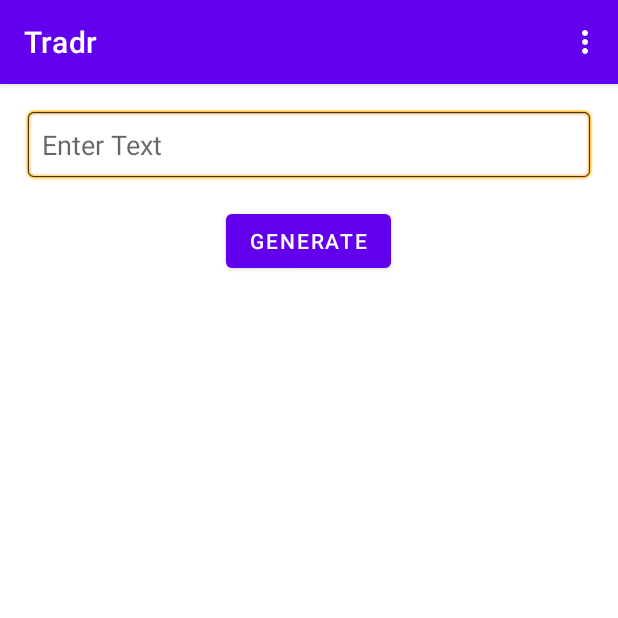
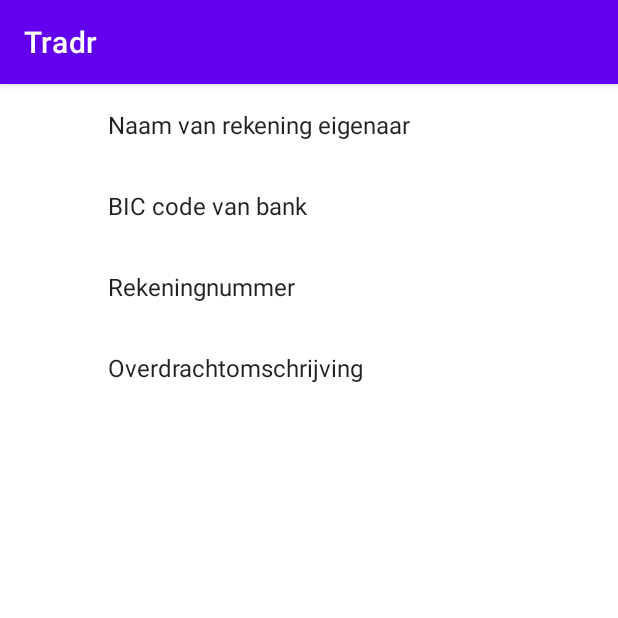
Before and after one commit to Pistrie/Tradr, an Android app: the screen it shows after launch (MainActivity before the commit, PreferencesActivity after it), in the options menu, after a tap on "Preferences", on a phone screen of 412 x 824 dp, the top half of it. Run offline under Robolectric (Android 15) with nearby library versions, the phone set to English and light mode, and no system bars; our stand-ins replace androidx.preference; libraries missing offline, so code that uses them is left out: com.journeyapps.barcodescanner; 3 statements that could not run were skipped.

Commit message:
now able to open a settings page and apply settings

```diff
--- a/app/build.gradle
+++ b/app/build.gradle
@@ -30,6 +30,7 @@ android {
 dependencies {
 
     implementation 'androidx.appcompat:appcompat:1.4.2'
+    implementation 'androidx.preference:preference:1.2.0'
     implementation 'com.google.android.material:material:1.6.1'
     implementation 'androidx.constraintlayout:constraintlayout:2.1.4'
     testImplementation 'junit:junit:4.13.2'
--- a/app/src/main/AndroidManifest.xml
+++ b/app/src/main/AndroidManifest.xml
@@ -14,6 +14,9 @@
         android:theme="@style/Theme.Tradr"
         tools:targetApi="31">
         <activity
+            android:name=".PreferencesActivity"
+            android:exported="false" />
+        <activity
             android:name=".MainActivity"
             android:exported="true">
             <intent-filter>
--- a/app/src/main/java/dev/yabs/tradr/MainActivity.java
+++ b/app/src/main/java/dev/yabs/tradr/MainActivity.java
@@ -1,6 +1,7 @@
 package dev.yabs.tradr;
 
 import android.content.Context;
+import android.content.Intent;
 import android.graphics.Bitmap;
 import android.os.Bundle;
 import android.util.Log;
@@ -10,7 +11,6 @@ import android.view.inputmethod.InputMethodManager;
 import android.widget.Button;
 import android.widget.EditText;
 import android.widget.ImageView;
-import android.widget.Toast;
 
 import androidx.annotation.NonNull;
 import androidx.appcompat.app.AppCompatActivity;
@@ -82,8 +82,7 @@ public class MainActivity extends AppCompatActivity {
         Log.d(TAG, "onOptionsItemSelected item clicked -> " + clickedItem);
 
         if (clickedItem == R.id.action_preferences) {
-//            startActivity(new Intent(this, PreferencesActivity.class));
-            Toast.makeText(MainActivity.this, "You clicked the preferences item", Toast.LENGTH_SHORT).show();
+            startActivity(new Intent(this, PreferencesActivity.class));
 
             return true;
         }
--- /dev/null
+++ b/app/src/main/java/dev/yabs/tradr/PreferencesActivity.java
@@ -0,0 +1,17 @@
+package dev.yabs.tradr;
+
+import android.os.Bundle;
+
+import androidx.appcompat.app.AppCompatActivity;
+
+public class PreferencesActivity extends AppCompatActivity {
+
+    @Override
+    protected void onCreate(Bundle savedInstanceState) {
+        super.onCreate(savedInstanceState);
+        getSupportFragmentManager()
+                .beginTransaction()
+                .replace(android.R.id.content, new PreferencesFragment())
+                .commit();
+    }
+}
--- /dev/null
+++ b/app/src/main/java/dev/yabs/tradr/PreferencesFragment.java
@@ -0,0 +1,14 @@
+package dev.yabs.tradr;
+
+import android.os.Bundle;
+
+import androidx.annotation.Nullable;
+import androidx.preference.PreferenceFragmentCompat;
+
+public class PreferencesFragment extends PreferenceFragmentCompat {
+
+    @Override
+    public void onCreatePreferences(@Nullable Bundle savedInstanceState, @Nullable String rootKey) {
+        addPreferencesFromResource(R.xml.preferences);
+    }
+}
--- a/app/src/main/res/values-night/themes.xml
+++ b/app/src/main/res/values-night/themes.xml
@@ -1,4 +1,4 @@
-<resources xmlns:tools="http://schemas.android.com/tools">
+<resources>
     <!-- Base application theme. -->
     <style name="Theme.Tradr" parent="Theme.MaterialComponents.DayNight.DarkActionBar">
         <!-- Primary brand color. -->
@@ -10,7 +10,8 @@
         <item name="colorSecondaryVariant">@color/teal_200</item>
         <item name="colorOnSecondary">@color/black</item>
         <!-- Status bar color. -->
-        <item name="android:statusBarColor" tools:targetApi="l">?attr/colorPrimaryVariant</item>
+        <item name="android:statusBarColor">?attr/colorPrimaryVariant</item>
         <!-- Customize your theme here. -->
+        <item name="preferenceTheme">@style/PreferenceThemeOverlay.v14.Material</item>
     </style>
 </resources>
--- a/app/src/main/res/values/themes.xml
+++ b/app/src/main/res/values/themes.xml
@@ -1,4 +1,4 @@
-<resources xmlns:tools="http://schemas.android.com/tools">
+<resources>
     <!-- Base application theme. -->
     <style name="Theme.Tradr" parent="Theme.MaterialComponents.DayNight.DarkActionBar">
         <!-- Primary brand color. -->
@@ -10,7 +10,8 @@
         <item name="colorSecondaryVariant">@color/teal_700</item>
         <item name="colorOnSecondary">@color/black</item>
         <!-- Status bar color. -->
-        <item name="android:statusBarColor" tools:targetApi="l">?attr/colorPrimaryVariant</item>
+        <item name="android:statusBarColor">?attr/colorPrimaryVariant</item>
         <!-- Customize your theme here. -->
+        <item name="preferenceTheme">@style/PreferenceThemeOverlay.v14.Material</item>
     </style>
 </resources>
--- a/app/src/main/res/xml/preferences.xml
+++ b/app/src/main/res/xml/preferences.xml
@@ -1,8 +1,24 @@
 <?xml version="1.0" encoding="utf-8"?>
 <PreferenceScreen xmlns:android="http://schemas.android.com/apk/res/android">
 
-    <SwitchPreference
-        android:defaultValue="false"
-        android:key="switch_preference_1"
-        android:title="Switch preference" />
+    <EditTextPreference
+        android:key="name_account_owner"
+        android:selectAllOnFocus="true"
+        android:singleLine="true"
+        android:title="Naam van rekening eigenaar" />
+    <EditTextPreference
+        android:key="bic_code"
+        android:selectAllOnFocus="true"
+        android:singleLine="true"
+        android:title="BIC code van bank" />
+    <EditTextPreference
+        android:key="bank_number"
+        android:selectAllOnFocus="true"
+        android:singleLine="true"
+        android:title="Rekeningnummer" />
+    <EditTextPreference
+        android:key="transfer_description"
+        android:selectAllOnFocus="true"
+        android:singleLine="true"
+        android:title="Overdrachtomschrijving" />
 </PreferenceScreen>
```
Also changed, not shown: app/src/main/res/layout/activity_preferences.xml (added, +8 -0 lines), app/src/main/res/layout/fragment_preferences.xml (added, +8 -0 lines).
